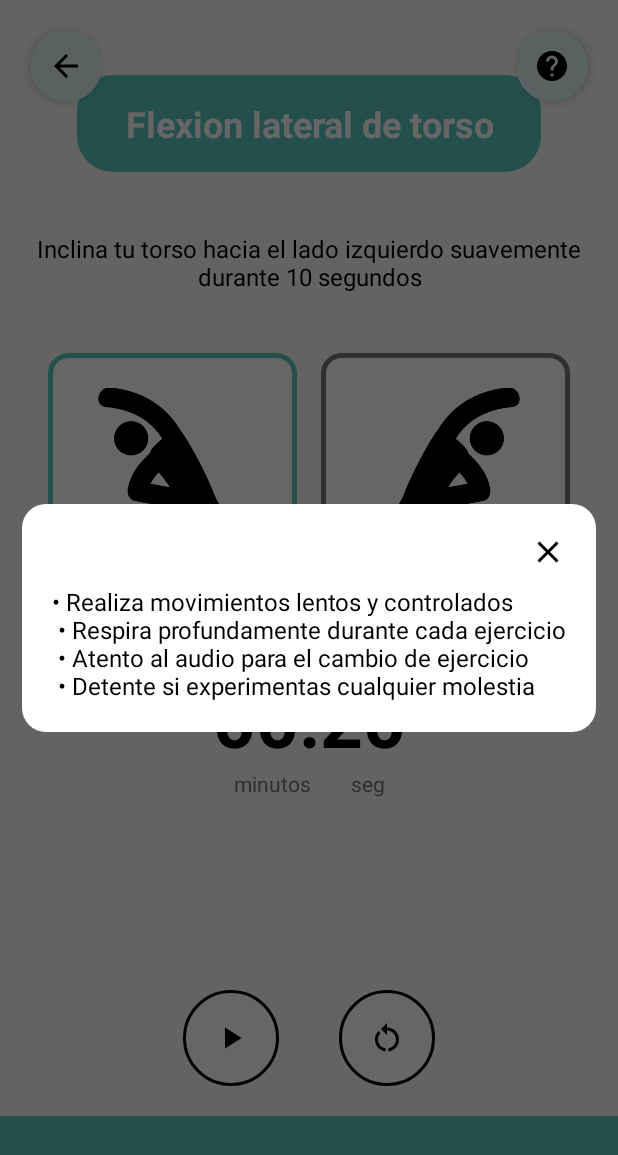
After one commit to EdisonJA98/DSM_Proyecto_UniBalance, an Android app: the fragment AyudaEstiramientoDialog placed in its activity, on a phone screen of 412 x 824 dp. The commit adds this screen. Shown: the top 1155 px of the screen. Run offline under Robolectric (Android 15) with nearby library versions, the phone set to English and light mode, and no system bars.

Commit message:
Avance de la opcion de Pausas Activas - Rutinas de entrenamiento - Faltarian solo detalles

```diff
--- a/app/src/main/java/com/example/dsmproyecto/ui/activebreak/PausasActivasActivity.kt
+++ b/app/src/main/java/com/example/dsmproyecto/ui/activebreak/PausasActivasActivity.kt
@@ -9,6 +9,7 @@ import android.widget.TextView
 import android.widget.Toast
 import com.example.dsmproyecto.R
 import com.example.dsmproyecto.ui.activebreak.eyecare.CuidadoVisualActivity
+import com.example.dsmproyecto.ui.activebreak.stretchingexercises.EstiramientoActivity
 
 class PausasActivasActivity : AppCompatActivity() {
 
@@ -47,8 +48,8 @@ class PausasActivasActivity : AppCompatActivity() {
 
         // Evento de clic: El flujo principal dice que lleva a la animación de estiramiento (20s) [cite: 16, 17]
         estiramientoView.setOnClickListener {
-            // Aquí iría el Intent a la Activity de la Rutina de Estiramiento
-            Toast.makeText(this, "Iniciar Rutina de Estiramiento (20s)", Toast.LENGTH_SHORT).show()
+            val intent = Intent(this, EstiramientoActivity::class.java)
+            startActivity(intent)
         }
 
         // --------------------------------------------------------------------
--- /dev/null
+++ b/app/src/main/java/com/example/dsmproyecto/ui/activebreak/stretchingexercises/AyudaEstiramientoDialog.kt
@@ -0,0 +1,30 @@
+package com.example.dsmproyecto.ui.activebreak.stretchingexercises
+
+import android.os.Bundle
+import android.view.LayoutInflater
+import android.view.View
+import android.view.ViewGroup
+import androidx.fragment.app.DialogFragment
+import com.example.dsmproyecto.R
+
+class AyudaEstiramientoDialog : DialogFragment() {
+
+    override fun onCreateView(
+        inflater: LayoutInflater, container: ViewGroup?,
+        savedInstanceState: Bundle?
+    ): View? {
+        // Inflamos el layout específico para Estiramiento
+        val view = inflater.inflate(R.layout.dialog_help_estiramiento, container, false)
+
+        view.findViewById<View>(R.id.btn_close).setOnClickListener {
+            dismiss()
+        }
+
+        return view
+    }
+
+    override fun onViewCreated(view: View, savedInstanceState: Bundle?) {
+        super.onViewCreated(view, savedInstanceState)
+        dialog?.window?.setBackgroundDrawableResource(android.R.color.transparent)
+    }
+}
--- /dev/null
+++ b/app/src/main/java/com/example/dsmproyecto/ui/activebreak/stretchingexercises/ConfirmExitEstiramientoDialog.kt
@@ -0,0 +1,36 @@
+package com.example.dsmproyecto.ui.activebreak.stretchingexercises
+
+import android.os.Bundle
+import android.view.LayoutInflater
+import android.view.View
+import android.view.ViewGroup
+import android.widget.Button
+import androidx.fragment.app.DialogFragment
+import com.example.dsmproyecto.R
+
+class ConfirmExitEstiramientoDialog : DialogFragment() {
+
+    override fun onCreateView(
+        inflater: LayoutInflater, container: ViewGroup?,
+        savedInstanceState: Bundle?
+    ): View? {
+        // Reutilizamos el layout de botones creado anteriormente
+        val view = inflater.inflate(R.layout.dialog_confirm_exit, container, false)
+
+        // Configuramos el estilo de la ventana para que sea transparente
+        dialog?.window?.setBackgroundDrawableResource(android.R.color.transparent)
+
+        // Botón "Sí" (Confirmar salida y finalizar Activity)
+        view.findViewById<Button>(R.id.btn_yes).setOnClickListener {
+            dismiss()
+            activity?.finish()
+        }
+
+        // Botón "No" (Cancelar salida)
+        view.findViewById<Button>(R.id.btn_no).setOnClickListener {
+            dismiss() // Simplemente cierra el diálogo
+        }
+
+        return view
+    }
+}
--- /dev/null
+++ b/app/src/main/java/com/example/dsmproyecto/ui/activebreak/stretchingexercises/EstiramientoActivity.kt
@@ -0,0 +1,177 @@
+package com.example.dsmproyecto.ui.activebreak.stretchingexercises
+
+import android.os.Bundle
+import android.os.CountDownTimer
+import android.view.View
+import android.widget.ImageButton
+import android.widget.ImageView
+import android.widget.TextView
+import android.widget.Toast
+import androidx.appcompat.app.AppCompatActivity
+import com.example.dsmproyecto.R
+
+
+class EstiramientoActivity : AppCompatActivity() {
+
+    // Duración de la pausa: 20 segundos. Dividida en 10s por lado (500ms extra para iniciar en 20s)
+    private val TOTAL_TIME_MS: Long = 20500
+    private val SWITCH_TIME_MS: Long = 10000 // El cambio ocurre a los 10 segundos
+
+    private var timeLeftMS: Long = TOTAL_TIME_MS
+    private lateinit var countDownTimer: CountDownTimer
+    private var isTimerRunning = false
+    private lateinit var btnPausePlay: ImageButton
+
+    // Vistas de Imagen para el estiramiento
+    private lateinit var ivPasoIzquierdo: ImageView
+    private lateinit var ivPasoDerecho: ImageView
+
+    // Tiempo de referencia para saber cuándo cambiar el paso
+    private var currentStep: Int = 1 // 1 = Izquierda (Paso 1), 2 = Derecha (Paso 2)
+
+    override fun onCreate(savedInstanceState: Bundle?) {
+        super.onCreate(savedInstanceState)
+        setContentView(R.layout.activity_estiramiento)
+
+        // Inicializar vistas de estiramiento
+        ivPasoIzquierdo = findViewById(R.id.iv_paso_izquierdo)
+        ivPasoDerecho = findViewById(R.id.iv_paso_derecho)
+
+        // 1. Configurar el botón de retroceso (usando el diálogo reutilizable)
+        findViewById<View>(R.id.btn_back).setOnClickListener {
+            showExitConfirmationDialog()
+        }
+
+        // 2. Configurar el botón de Ayuda
+        findViewById<View>(R.id.btn_help).setOnClickListener {
+            // CONEXIÓN DE AYUDA: Creamos y mostramos el dialogo local de ayuda
+            val dialog = AyudaEstiramientoDialog()
+            dialog.show(supportFragmentManager, "AyudaEstiramiento")
+        }
+
+        // 3. Configurar Temporizador y Controles
+        updateTimerText()
+        setupTimerControls()
+    }
+
+    /**
+     * Captura el botón "Atrás" del sistema (físico o gesto).
+     */
+    override fun onBackPressed() {
+        showExitConfirmationDialog()
+    }
+
+    /**
+     * Muestra el diálogo de confirmación de salida y pausa el temporizador.
+     */
+    private fun showExitConfirmationDialog() {
+        if (isTimerRunning) {
+            pauseTimer()
+        }
+        // Llamamos a la clase local
+        val dialog = ConfirmExitEstiramientoDialog()
+        dialog.show(supportFragmentManager, "ConfirmExitEstiramiento")
+    }
+
+    /**
+     * Alterna la imagen activa (borde turquesa) y la inactiva (borde gris).
+     */
+    private fun switchStep(step: Int) {
+        if (step == 1) {
+            // Paso 1: Activar Izquierda, Desactivar Derecha
+            ivPasoIzquierdo.setBackgroundResource(R.drawable.bg_paso_activo)
+            ivPasoDerecho.setBackgroundResource(R.drawable.bg_paso_inactivo)
+            findViewById<TextView>(R.id.tv_instruccion).text = "Inclina tu torso hacia el lado izquierdo suavemente durante 10 segundos"
+
+        } else if (step == 2) {
+            // Paso 2: Desactivar Izquierda, Activar Derecha
+            ivPasoIzquierdo.setBackgroundResource(R.drawable.bg_paso_inactivo)
+            ivPasoDerecho.setBackgroundResource(R.drawable.bg_paso_activo)
+            findViewById<TextView>(R.id.tv_instruccion).text = "Cambio. Inclina tu torso hacia el lado derecho suavemente durante 10 segundos"
+        }
+        currentStep = step
+    }
+
+    /**
+     * Crea y arranca el temporizador de cuenta regresiva.
+     */
+    private fun startTimer() {
+        countDownTimer = object : CountDownTimer(timeLeftMS, 1000) {
+
+            override fun onTick(millisUntilFinished: Long) {
+                timeLeftMS = millisUntilFinished
+                updateTimerText()
+
+                // Lógica de ROTACIÓN DE PASOS:
+                // Si el tiempo restante es <= 10.5 segundos, cambiamos al Paso 2
+                // La lógica actual asume que 20s = Paso 1 y 10s = Paso 2
+                if (millisUntilFinished <= SWITCH_TIME_MS && currentStep == 1) {
+                    switchStep(2)
+                }
+            }
+
+            override fun onFinish() {
+                timeLeftMS = 0
+                updateTimerText()
+                isTimerRunning = false
+                btnPausePlay.setImageResource(R.drawable.ic_play)
+                Toast.makeText(this@EstiramientoActivity, "Rutina de estiramiento finalizada", Toast.LENGTH_LONG).show()
+                // Al finalizar, restablecemos la vista al Paso 1
+                switchStep(1)
+            }
+        }.start()
+
+        isTimerRunning = true
+        btnPausePlay.setImageResource(R.drawable.ic_pause)
+    }
+
+    /**
+     * Actualiza el TextView con el tiempo restante formateado a "mm:ss".
+     */
+    private fun updateTimerText() {
+        val seconds = (timeLeftMS / 1000) % 60
+        val minutes = (timeLeftMS / 1000) / 60
+        val timeFormatted = String.format("%02d:%02d", minutes, seconds)
+        findViewById<TextView>(R.id.tv_timer).text = timeFormatted
+    }
+
+    /**
+     * Pausa el temporizador y actualiza el icono a Play.
+     */
+    private fun pauseTimer() {
+        if (::countDownTimer.isInitialized) {
+            countDownTimer.cancel()
+        }
+        isTimerRunning = false
+        btnPausePlay.setImageResource(R.drawable.ic_play)
+    }
+
+    /**
+     * Inicializa los controles de la interfaz (Play/Pausa/Reiniciar).
+     */
+    private fun setupTimerControls() {
+        btnPausePlay = findViewById(R.id.btn_pause_play)
+        val btnRestart = findViewById<ImageButton>(R.id.btn_restart)
+
+        // Inicializamos la UI y el estado de rotación al Paso 1 (Play Inactivo)
+        btnPausePlay.setImageResource(R.drawable.ic_play)
+        switchStep(1) // Asegura que el Paso 1 esté activo y se muestre la instrucción correcta
+
+        btnPausePlay.setOnClickListener {
+            if (isTimerRunning) {
+                pauseTimer()
+            } else {
+                startTimer()
+            }
+        }
+
+        btnRestart.setOnClickListener {
+            pauseTimer()
+            timeLeftMS = TOTAL_TIME_MS
+            updateTimerText()
+            // Al reiniciar, volvemos al Paso 1
+            switchStep(1)
+            btnPausePlay.setImageResource(R.drawable.ic_play)
+        }
+    }
+}
--- /dev/null
+++ b/app/src/main/res/drawable/bg_paso_activo.xml
@@ -0,0 +1,11 @@
+<?xml version="1.0" encoding="utf-8"?>
+<shape xmlns:android="http://schemas.android.com/apk/res/android"
+    android:shape="rectangle">
+
+    <solid android:color="@color/white" />
+    <stroke
+        android:width="3dp"
+        android:color="@color/color_accent_primary" />
+    <corners android:radius="12dp" />
+
+</shape>
--- /dev/null
+++ b/app/src/main/res/drawable/bg_paso_inactivo.xml
@@ -0,0 +1,11 @@
+<?xml version="1.0" encoding="utf-8"?>
+<shape xmlns:android="http://schemas.android.com/apk/res/android"
+    android:shape="rectangle">
+
+    <solid android:color="@color/white" />
+    <stroke
+        android:width="3dp"
+        android:color="@color/gray_subtitle" />
+    <corners android:radius="12dp" />
+
+</shape>
--- /dev/null
+++ b/app/src/main/res/layout/activity_estiramiento.xml
@@ -0,0 +1,184 @@
+<?xml version="1.0" encoding="utf-8"?>
+<androidx.constraintlayout.widget.ConstraintLayout
+    xmlns:android="http://schemas.android.com/apk/res/android"
+    xmlns:app="http://schemas.android.com/apk/res-auto"
+    xmlns:tools="http://schemas.android.com/tools"
+    android:layout_width="match_parent"
+    android:layout_height="match_parent"
+    android:background="@color/color_fondo_general"
+    tools:context=".ui.activebreak.stretchingexercises.EstiramientoActivity"> <!-- Contexto actualizado -->
+
+    <!-- Fondo turquesa inferior (barra que sube desde abajo) -->
+    <View
+        android:id="@+id/bottom_bar_bg"
+        android:layout_width="match_parent"
+        android:layout_height="80dp"
+        android:background="@color/color_accent_primary"
+        app:layout_constraintBottom_toBottomOf="parent"/>
+
+    <!-- 1. Botones de Cabecera (Retroceso y Ayuda) -->
+    <!-- Botón de Retroceso (Reutiliza bg_icon_circle, ic_arrow_back) -->
+    <ImageButton
+        android:id="@+id/btn_back"
+        android:layout_width="48dp"
+        android:layout_height="48dp"
+        android:layout_marginStart="20dp"
+        android:layout_marginTop="20dp"
+        android:background="@drawable/bg_icon_circle"
+        android:elevation="4dp"
+        android:src="@drawable/ic_arrow_back"
+        app:tint="@color/black"
+        android:contentDescription="Botón de retroceso"
+        app:layout_constraintStart_toStartOf="parent"
+        app:layout_constraintTop_toTopOf="parent" />
+
+    <!-- Botón de Ayuda (Reutiliza bg_icon_circle, ic_help) -->
+    <ImageButton
+        android:id="@+id/btn_help"
+        android:layout_width="48dp"
+        android:layout_height="48dp"
+        android:layout_marginEnd="20dp"
+        android:layout_marginTop="20dp"
+        android:background="@drawable/bg_icon_circle"
+        android:elevation="4dp"
+        android:src="@drawable/ic_help"
+        app:tint="@color/black"
+        android:contentDescription="Botón de ayuda"
+        app:layout_constraintEnd_toEndOf="parent"
+        app:layout_constraintTop_toTopOf="parent" />
+
+    <!-- 2. Título "Flexión hacia adelante" -->
+    <TextView
+        android:id="@+id/tv_title_ejercicio"
+        android:layout_width="wrap_content"
+        android:layout_height="wrap_content"
+        android:layout_marginTop="50dp"
+        android:paddingStart="32dp"
+        android:paddingEnd="32dp"
+        android:text="Flexion lateral de torso"
+        android:textSize="24sp"
+        android:textStyle="bold"
+        android:textColor="@color/white"
+        android:gravity="center"
+        android:background="@drawable/bg_rounded_header"
+        app:layout_constraintEnd_toEndOf="parent"
+        app:layout_constraintStart_toStartOf="parent"
+        app:layout_constraintTop_toTopOf="parent" />
+
+    <!-- 3. Instrucción de Texto -->
+    <TextView
+        android:id="@+id/tv_instruccion"
+        android:layout_width="wrap_content"
+        android:layout_height="wrap_content"
+        android:layout_marginTop="40dp"
+        android:text="Inclina tu torso hacia un lado suavemente durante 10 segundos"
+        android:textColor="@color/black"
+        android:gravity="center"
+        android:textSize="16sp"
+        app:layout_constraintEnd_toEndOf="parent"
+        app:layout_constraintStart_toStartOf="parent"
+        app:layout_constraintTop_toBottomOf="@+id/tv_title_ejercicio" />
+
+    <!-- 4. Área Central de Guía de Estiramiento (Secuencia de Imágenes) -->
+    <LinearLayout
+        android:id="@+id/animation_container"
+        android:layout_width="match_parent"
+        android:layout_height="wrap_content"
+        android:layout_marginTop="40dp"
+        android:layout_marginStart="32dp"
+        android:layout_marginEnd="32dp"
+        android:orientation="horizontal"
+        android:gravity="center"
+        app:layout_constraintEnd_toEndOf="parent"
+        app:layout_constraintStart_toStartOf="parent"
+        app:layout_constraintTop_toBottomOf="@+id/tv_instruccion">
+
+        <!-- Imagen del Paso 1 (Izquierda) - Inicialmente ACTIVO -->
+        <ImageView
+            android:id="@+id/iv_paso_izquierdo"
+            android:layout_width="0dp"
+            android:layout_height="180dp"
+            android:layout_weight="1"
+            android:layout_marginEnd="8dp"
+            android:padding="16dp"
+            android:background="@drawable/bg_paso_activo"
+            android:src="@drawable/pa_rutina_estiramiento_paso1_izq"
+            android:contentDescription="Paso izquierdo del estiramiento"
+            android:scaleType="fitCenter"/>
+
+        <!-- Imagen del Paso 2 (Derecha) - Inicialmente INACTIVO -->
+        <ImageView
+            android:id="@+id/iv_paso_derecho"
+            android:layout_width="0dp"
+            android:layout_height="180dp"
+            android:layout_weight="1"
+            android:layout_marginStart="8dp"
+            android:padding="16dp"
+            android:background="@drawable/bg_paso_inactivo"
+            android:src="@drawable/pa_rutina_estiramiento_paso2_der"
+            android:contentDescription="Paso derecho del estiramiento"
+            android:scaleType="fitCenter"/>
+    </LinearLayout>
+
+    <!-- 5. Temporizador y Controles (Reutiliza la lógica de Cuidado Visual) -->
+
+    <LinearLayout
+        android:id="@+id/timer_container"
+        android:layout_width="wrap_content"
+        android:layout_height="wrap_content"
+        android:layout_marginTop="30dp"
+        android:orientation="vertical"
+        android:gravity="center"
+        app:layout_constraintEnd_toEndOf="parent"
+        app:layout_constraintStart_toStartOf="parent"
+        app:layout_constraintTop_toBottomOf="@+id/animation_container">
+
+        <TextView
+            android:id="@+id/tv_timer"
+            android:layout_width="wrap_content"
+            android:layout_height="wrap_content"
+            android:text="00:20"
+            android:textSize="50sp"
+            android:textStyle="bold"
+            android:textColor="@color/black"/>
+
+        <TextView
+            android:layout_width="wrap_content"
+            android:layout_height="wrap_content"
+            android:text="minutos        seg"
+            android:textSize="14sp"
+            android:textColor="@color/gray_subtitle"/>
+
+    </LinearLayout>
+
+    <!-- Controles (Pausa y Reinicio - Reutiliza bg_control_circle, ic_pause, ic_restart) -->
+    <LinearLayout
+        android:layout_width="wrap_content"
+        android:layout_height="wrap_content"
+        android:layout_marginBottom="100dp"
+        android:orientation="horizontal"
+        app:layout_constraintBottom_toBottomOf="parent"
+        app:layout_constraintEnd_toEndOf="parent"
+        app:layout_constraintStart_toStartOf="parent">
+
+        <ImageButton
+            android:id="@+id/btn_pause_play"
+            android:layout_width="64dp"
+            android:layout_height="64dp"
+            android:layout_marginEnd="40dp"
+            android:background="@drawable/bg_control_circle"
+            android:src="@drawable/ic_pause"
+            app:tint="@color/black"
+            android:contentDescription="Botón de pausa/play" />
+
+        <ImageButton
+            android:id="@+id/btn_restart"
+            android:layout_width="64dp"
+            android:layout_height="64dp"
+            android:background="@drawable/bg_control_circle"
+            android:src="@drawable/ic_restart"
+            app:tint="@color/black"
+            android:contentDescription="Botón de reiniciar" />
+
+    </LinearLayout>
+</androidx.constraintlayout.widget.ConstraintLayout>
--- /dev/null
+++ b/app/src/main/res/layout/dialog_help_estiramiento.xml
@@ -0,0 +1,30 @@
+<?xml version="1.0" encoding="utf-8"?>
+<LinearLayout
+    xmlns:android="http://schemas.android.com/apk/res/android"
+    android:layout_width="wrap_content"
+    android:layout_height="wrap_content"
+    android:orientation="vertical"
+    android:background="@drawable/bg_dialog_rounded"
+    android:padding="20dp"
+    android:layout_gravity="center">
+
+    <!-- Botón de Cerrar (X) -->
+    <ImageButton
+        android:id="@+id/btn_close"
+        android:layout_width="wrap_content"
+        android:layout_height="wrap_content"
+        android:layout_gravity="end"
+        android:src="@drawable/ic_close"
+        android:background="@null"
+        android:contentDescription="Cerrar mensaje de ayuda"/>
+
+    <!-- Contenido del Mensaje -->
+    <TextView
+        android:layout_width="wrap_content"
+        android:layout_height="wrap_content"
+        android:layout_marginTop="10dp"
+        android:textSize="16sp"
+        android:textColor="@color/black"
+        android:text="@string/ayuda_estiramiento_contenido"/> <!-- Referencia al nuevo texto -->
+
+</LinearLayout>
--- a/app/src/main/res/values/strings.xml
+++ b/app/src/main/res/values/strings.xml
@@ -20,4 +20,12 @@
     <string name="confirm_exit_message">¿Estás seguro que quieres retroceder?</string>
     <string name="confirm_yes">Sí</string>
     <string name="confirm_no">No</string>
+
+    <string name="ayuda_estiramiento_contenido">
+        \u2022 Realiza movimientos lentos y controlados\n
+        \u2022 Respira profundamente durante cada ejercicio\n
+        \u2022 Atento al audio para el cambio de ejercicio\n
+        \u2022 Detente si experimentas cualquier molestia
+    </string>
+
 </resources>
```
Also changed, not shown: app/src/main/AndroidManifest.xml (+7 -0 lines), app/src/main/res/drawable/pa_rutina_estiramiento_paso1_izq.png (added), app/src/main/res/drawable/pa_rutina_estiramiento_paso2_der.png (added).
